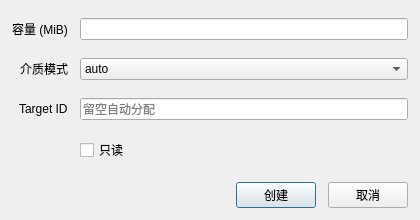
Old version of the form windows/client/CreateDiskDialog/CreateDiskDialog.ui in the repository Zightch/yumedisk.
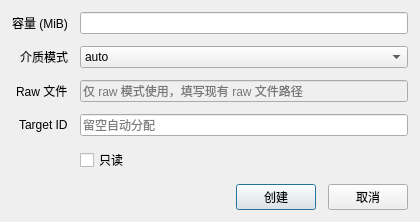
New version of the form.

Commit message: client: add raw file disk path

Diff of the .ui file:
```diff
--- a/windows/client/CreateDiskDialog/CreateDiskDialog.ui
+++ b/windows/client/CreateDiskDialog/CreateDiskDialog.ui
@@ -81,13 +81,33 @@
       </widget>
      </item>
      <item row="2" column="0">
+      <widget class="QLabel" name="rawFileLabel">
+       <property name="text">
+        <string>Raw 文件</string>
+       </property>
+      </widget>
+     </item>
+     <item row="2" column="1">
+      <widget class="QLineEdit" name="rawFileLineEdit">
+       <property name="enabled">
+        <bool>false</bool>
+       </property>
+       <property name="accessibleName">
+        <string>yumedisk.create.raw_file_input</string>
+       </property>
+       <property name="placeholderText">
+        <string>仅 raw 模式使用，填写现有 raw 文件路径</string>
+       </property>
+      </widget>
+     </item>
+     <item row="3" column="0">
       <widget class="QLabel" name="targetIdLabel">
        <property name="text">
         <string>Target ID</string>
        </property>
       </widget>
      </item>
-     <item row="2" column="1">
+     <item row="3" column="1">
       <widget class="QLineEdit" name="targetIdLineEdit">
        <property name="accessibleName">
         <string>yumedisk.create.target_id_input</string>
@@ -97,7 +117,7 @@
        </property>
       </widget>
      </item>
-     <item row="3" column="0">
+     <item row="4" column="0">
       <spacer name="verticalSpacer">
        <property name="orientation">
         <enum>Qt::Vertical</enum>
@@ -110,7 +130,7 @@
        </property>
       </spacer>
      </item>
-     <item row="3" column="1">
+     <item row="4" column="1">
       <widget class="QCheckBox" name="readOnlyCheckBox">
        <property name="accessibleName">
         <string>yumedisk.create.read_only_check</string>
```
Left out of the diff: 9 changed lines with no effect on the pictures. The commit also changes 13 other files.
